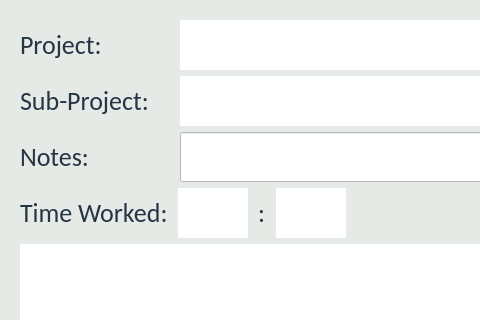
joshuawootonn/time-track, file Source/Time-Track/clockoutform.ui: the form before one commit; both pictures show x 0 to 480 and y 0 to 320 of the 1280 by 800 pixel window.
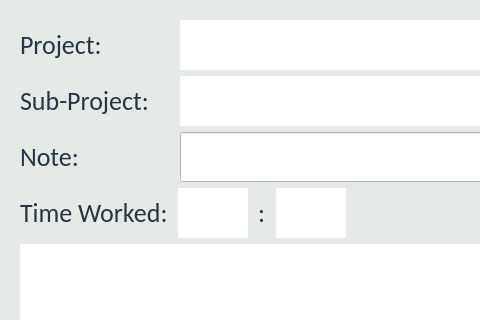
The form after the commit.

What changed in the file:
```diff
--- a/Source/Time-Track/clockoutform.ui
+++ b/Source/Time-Track/clockoutform.ui
@@ -248,7 +248,7 @@
              </size>
             </property>
             <property name="text">
-             <string>Notes:</string>
+             <string>Note:</string>
             </property>
             <property name="buddy">
              <cstring>Description</cstring>
```
Left out of the diff: 3 changed lines with no effect on the pictures.
